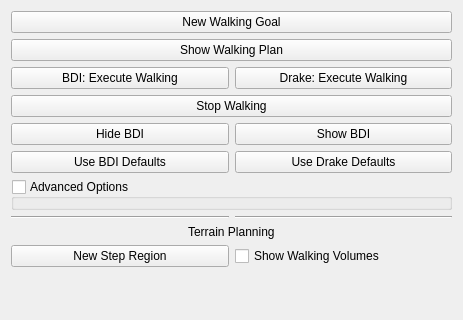
Qt form software/ddapp/src/app/ddFootsteps.ui (openhumanoids/oh-distro) before a commit; both pictures show x 0 to 463 and y 0 to 320 of the 463 by 538 pixel window.
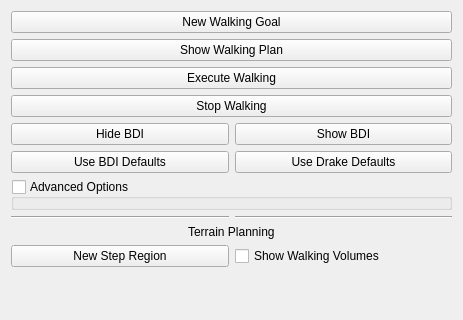
The same form after that commit.

Commit message:
refactor footstepsdriver and panel
- new shortcut to create walking goal: control+click
- constraint widgets to translation and yaw only
- add walking play/stop/clear buttons to toolbar
- unify commit plan logic instead to remove bdi/drake buttons

```diff
--- a/software/ddapp/src/app/ddFootsteps.ui
+++ b/software/ddapp/src/app/ddFootsteps.ui
@@ -56,20 +56,6 @@
      </property>
     </widget>
    </item>
-   <item row="4" column="0">
-    <widget class="QPushButton" name="BDIExecuteButton">
-     <property name="text">
-      <string>BDI: Execute Walking</string>
-     </property>
-    </widget>
-   </item>
-   <item row="4" column="1">
-    <widget class="QPushButton" name="drakeExecuteButton">
-     <property name="text">
-      <string>Drake: Execute Walking</string>
-     </property>
-    </widget>
-   </item>
    <item row="8" column="0">
     <widget class="QPushButton" name="BDIDefaultsButton">
      <property name="text">
@@ -141,6 +127,13 @@
      </property>
     </spacer>
    </item>
+   <item row="4" column="0" colspan="2">
+    <widget class="QPushButton" name="executeButton">
+     <property name="text">
+      <string>Execute Walking</string>
+     </property>
+    </widget>
+   </item>
   </layout>
  </widget>
  <resources/>
```
The commit also changes 3 other files.
